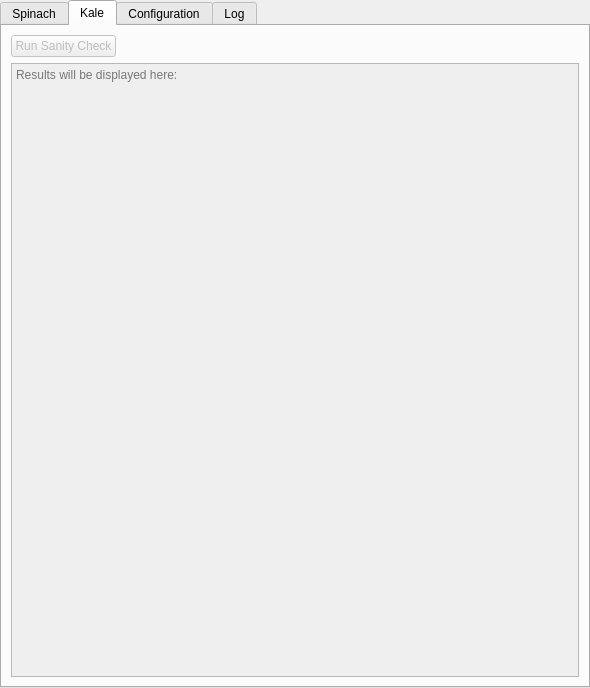
The window that renderFarmingMainWidget.ui (stephensmitchell-forks/renderFarming) describes before a commit, drawn with Qt 5.
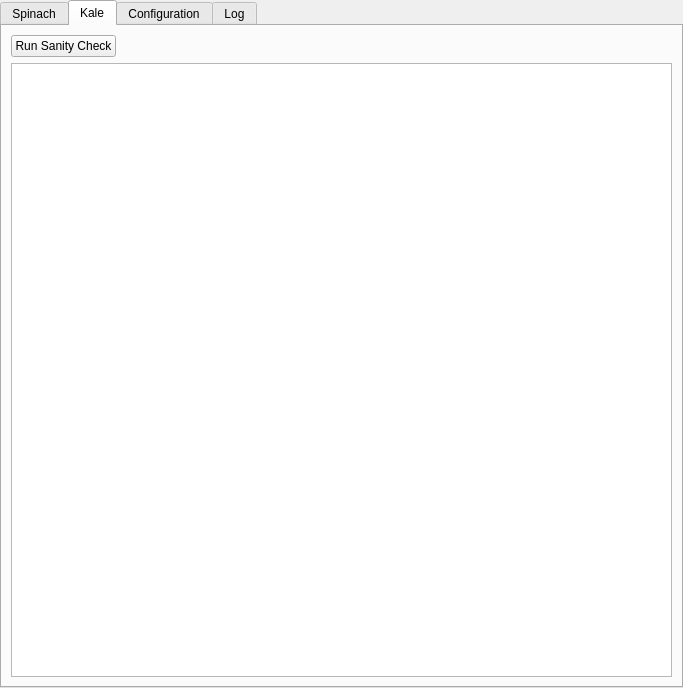
The same window after the commit. The open tabs and pages were chosen to show the change.

Diff of the .ui file:
```diff
--- a/renderFarmingMainWidget.ui
+++ b/renderFarmingMainWidget.ui
@@ -9,7 +9,7 @@
    <rect>
     <x>0</x>
     <y>0</y>
-    <width>590</width>
+    <width>683</width>
     <height>688</height>
    </rect>
   </property>
@@ -654,7 +654,7 @@
   </widget>
   <widget class="QWidget" name="kale_tbdg">
    <property name="enabled">
-    <bool>false</bool>
+    <bool>true</bool>
    </property>
    <attribute name="title">
     <string>Kale</string>
@@ -665,7 +665,7 @@
       <item>
        <widget class="QPushButton" name="kl_run_btn">
         <property name="enabled">
-         <bool>false</bool>
+         <bool>true</bool>
         </property>
         <property name="toolTip">
          <string>&lt;html&gt;&lt;head/&gt;&lt;body&gt;&lt;p&gt;Checks the file for settings that are strange or may have a big impact on rendering&lt;/p&gt;&lt;/body&gt;&lt;/html&gt;</string>
@@ -691,16 +691,22 @@
      </layout>
     </item>
     <item>
-     <widget class="QPlainTextEdit" name="kl_results_text_pte">
-      <property name="tabChangesFocus">
+     <widget class="QTableView" name="kl_results_text_tbvw">
+      <property name="alternatingRowColors">
        <bool>true</bool>
       </property>
-      <property name="readOnly">
+      <property name="sortingEnabled">
        <bool>true</bool>
       </property>
-      <property name="placeholderText">
-       <string>Results will be displayed here:</string>
+      <property name="wordWrap">
+       <bool>false</bool>
       </property>
+      <attribute name="horizontalHeaderStretchLastSection">
+       <bool>true</bool>
+      </attribute>
+      <attribute name="verticalHeaderVisible">
+       <bool>false</bool>
+      </attribute>
      </widget>
     </item>
    </layout>
```
Left out of the diff: 3 changed lines with no effect on the pictures.
